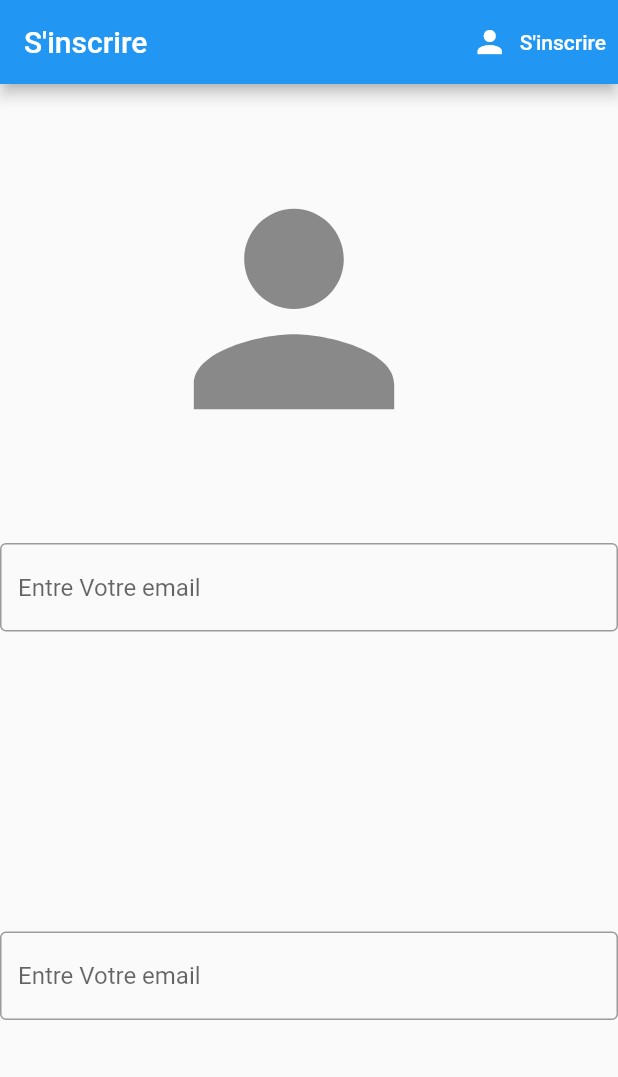
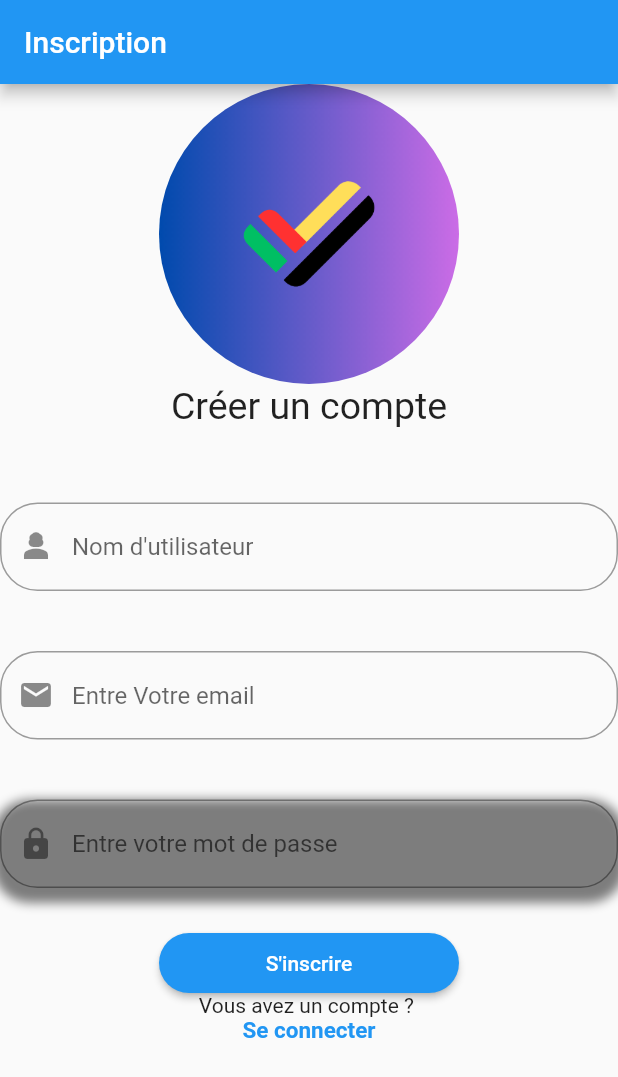
Before and after one commit to tozhar22/jpope, a Flutter app: the screen it shows after launch, on a phone screen of 412 x 824 dp. Shown: the top 1077 px of the screen. Run offline on Flutter 3.47's test engine with Material 2 defaults, Android fonts, the phone set to English and light mode, and no system bars; our stand-ins replace firebase_core; accounts and stored records are empty.

Commit message:
inscription

```diff
--- /dev/null
+++ b/lib/screens/Authentification.dart
@@ -0,0 +1,19 @@
+import 'package:flutter/cupertino.dart';
+
+
+
+
+
+class Authentification extends StatefulWidget {
+  const Authentification({super.key});
+
+  @override
+  State<Authentification> createState() => _AuthentificationState();
+}
+
+class _AuthentificationState extends State<Authentification> {
+  @override
+  Widget build(BuildContext context) {
+    return const Placeholder();
+  }
+}
--- a/lib/screens/LoadingPage.dart
+++ b/lib/screens/LoadingPage.dart
@@ -1,5 +1,4 @@
 
-import 'package:flutter/cupertino.dart';
 import 'package:flutter/material.dart';
 
 class loadingPage extends StatelessWidget {
--- a/lib/screens/inscription.dart
+++ b/lib/screens/inscription.dart
@@ -1,4 +1,6 @@
 import 'package:flutter/material.dart';
+
+import 'Authentification.dart';
 
 class Inscription extends StatefulWidget {
   const Inscription({Key? key}) : super(key: key);
@@ -14,44 +16,35 @@ class _InscriptionState extends State<Inscription> {
     return Container(
       child: Scaffold(
         appBar: AppBar(
-          title: Text("S'inscrire"),
-          actions: <Widget>[
-            TextButton.icon(
-              icon: Icon(Icons.person, color: Colors.white),
-              label: Text(
-                "S'inscrire",
-                style: TextStyle(color: Colors.white),
-              ),
-              onPressed: () {
-                // Ajoutez ici le code à exécuter lorsque le bouton est pressé
-              },
-            )
-          ],
+          title: Text("Inscription"),
         ),
         body: Form(
           child: SingleChildScrollView(
             child: Column(
-              children: [
-                Container(
-                  margin: EdgeInsets.only(top: 50, left: 80),
-                  child: ListTile(
-                    leading: Icon(
-                      Icons.person,
-                      size: 200,
-                    ),
-                    onTap: () {
-                      Navigator.push(
-                        context,
-                        MaterialPageRoute(builder: (_) => Inscription()),
-                      );
-                    },
+              children: <Widget>[
+                ClipRRect(
+                  borderRadius: BorderRadius.circular(100),
+                  child: Image.asset('assets/images/lg.png',
+                    height: 200, width: 200,
                     ),
                 ),
-                SizedBox(height: 200),
+                Center(
+                  child: Text("Créer un compte",
+                  style: TextStyle(
+                    fontSize: 25,
+                  ),),
+                ),
+
+                SizedBox(height: 50),
                 TextFormField(
                   decoration: InputDecoration(
-                    hintText: "Entre Votre email",
-                    border: OutlineInputBorder(),
+                    prefixIcon: Icon(Icons.person_3),
+                    hintText: "Nom d'utilisateur",
+                    border: OutlineInputBorder(
+                      borderRadius: BorderRadius.circular(25.0),
+                    ),
+                    contentPadding: EdgeInsets.symmetric(vertical: 20.0, horizontal: 20.0),
+
                   ),
                   validator: (value) {
                     if (value == null || value.isEmpty) {
@@ -60,11 +53,14 @@ class _InscriptionState extends State<Inscription> {
                     return null;
                   },
                 ),
-                SizedBox(height: 200),
+                SizedBox(height: 40),
                 TextFormField(
                   decoration: InputDecoration(
                     hintText: "Entre Votre email",
-                    border: OutlineInputBorder(),
+                    border: OutlineInputBorder(
+                      borderRadius: BorderRadius.circular(25.0),
+                    ),
+                    prefixIcon: Icon(Icons.email),
                   ),
                   validator: (value) {
                     if (value == null || value.isEmpty) {
@@ -73,24 +69,26 @@ class _InscriptionState extends State<Inscription> {
                     return null;
                   },
                 ),
-                SizedBox(height: 200),
-                TextFormField(
+                SizedBox(height: 40),
+                Container(
+                  decoration: BoxDecoration(
+                    boxShadow: [
+                      BoxShadow(
+                        color: Colors.black.withOpacity(0.5), // Couleur de l'ombre
+                        spreadRadius: 5, // Augmenter cette valeur pour déplacer l'ombre vers l'extérieur
+                        blurRadius: 5, // Flou de l'ombre
+                        offset: Offset(0, 5), // Décalage de l'ombre (horizontal, vertical)
+                      ),
+                    ],
+                    borderRadius: BorderRadius.circular(25.0),
+                  ),
+                  child: TextFormField(
                     decoration: InputDecoration(
-                    hintText: "Entre Votre email",
-                    border: OutlineInputBorder(),
+                      prefixIcon: Icon(Icons.lock),
+                      hintText: "Entre votre mot de passe",
+                      border: OutlineInputBorder(
+                        borderRadius: BorderRadius.circular(25.0),
                       ),
-                  validator: (value) {
-                    if (value == null || value.isEmpty) {
-                      return "Complétez le texte";
-                    }
-                    return null;
-                  },
-                ),
-                SizedBox(height: 50),
-                TextFormField(
-                  decoration: InputDecoration(
-                    hintText: "Entre votre mot de passe",
-                    border: OutlineInputBorder(),
                     ),
                     validator: (value) {
                       if (value == null || value.isEmpty || value.length < 6) {
@@ -99,15 +97,41 @@ class _InscriptionState extends State<Inscription> {
                       return null;
                     },
                   ),
+                ),
+
+
                 SizedBox(height: 30),
                 SizedBox(
-                  width: 150,
+                  width: 200,
                   height: 40,
                   child: ElevatedButton(
                     onPressed: () async {
                       // Utilisez la méthode de navigation ici
                     },
+                    style: ElevatedButton.styleFrom(
+                      shape: RoundedRectangleBorder(
+                        borderRadius: BorderRadius.circular(25.0), // Ajuster la valeur du rayon selon vos préférences
+                      ),
+
+                    ),
                     child: Text("S'inscrire"),
+                  ),
+                ),
+                Text("Vous avez un compte ? ",),
+                GestureDetector(
+                  onTap: () {
+                    Navigator.push(
+                      context,
+                      MaterialPageRoute(builder: (context) => Authentification()),
+                    );
+                  },
+                    child: Text(
+                    'Se connecter',
+                    style: TextStyle(
+                      fontWeight: FontWeight.bold,
+                      color: Colors.blue,
+                      fontSize: 15,
+                    ),
                   ),
                 ),
               ],
```
Also changed, not shown: assets/images/lg.png (added). Lines whose indentation alone changed are shown as unchanged.
